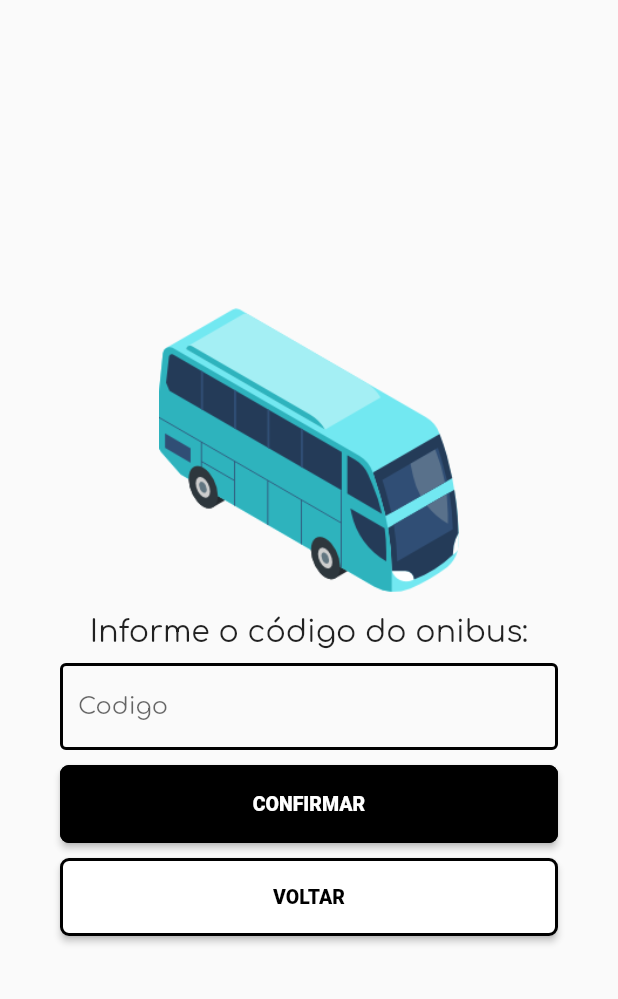
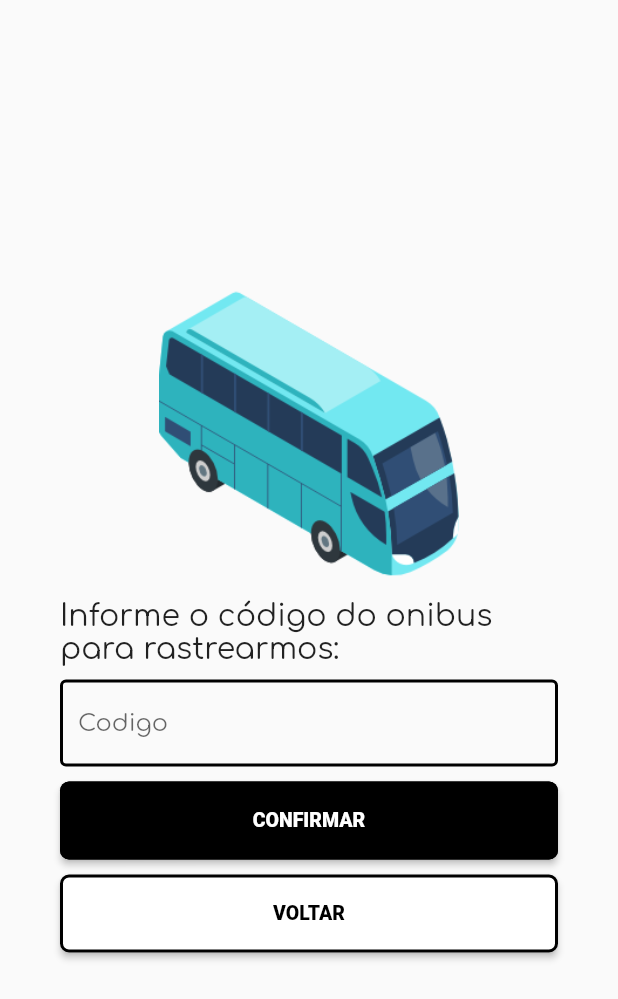
Before and after one commit to phsFerreira/connect_bus, a Flutter app: the CodigoOnibusPage screen opened directly, on a phone screen of 412 x 824 dp. Shown: the top 999 px of the screen. Run offline on Flutter 3.47's test engine with Material 2 defaults, Android fonts, the phone set to English and light mode, and no system bars; our stand-ins replace cloud_firestore, firebase_auth, firebase_core, firebase_database, fluttertoast, geolocator and 3 more; missing offline and left inert: dart:ffi, flutter_config, flutter_phone_direct_caller; accounts and stored records are empty.

Commit message:
Atualizando CodigoOnibusPage
Foi atualizado o texto

```diff
--- a/lib/pages/motorista/pages/codigo_onibus.dart
+++ b/lib/pages/motorista/pages/codigo_onibus.dart
@@ -67,7 +67,7 @@ class _CodigoOnibusPageState extends State<CodigoOnibusPage> {
 
   _getText() {
     return const Text(
-      'Informe o código do onibus:',
+      'Informe o código do onibus para rastrearmos:',
       style: TextStyle(fontSize: 20),
     );
   }
```
